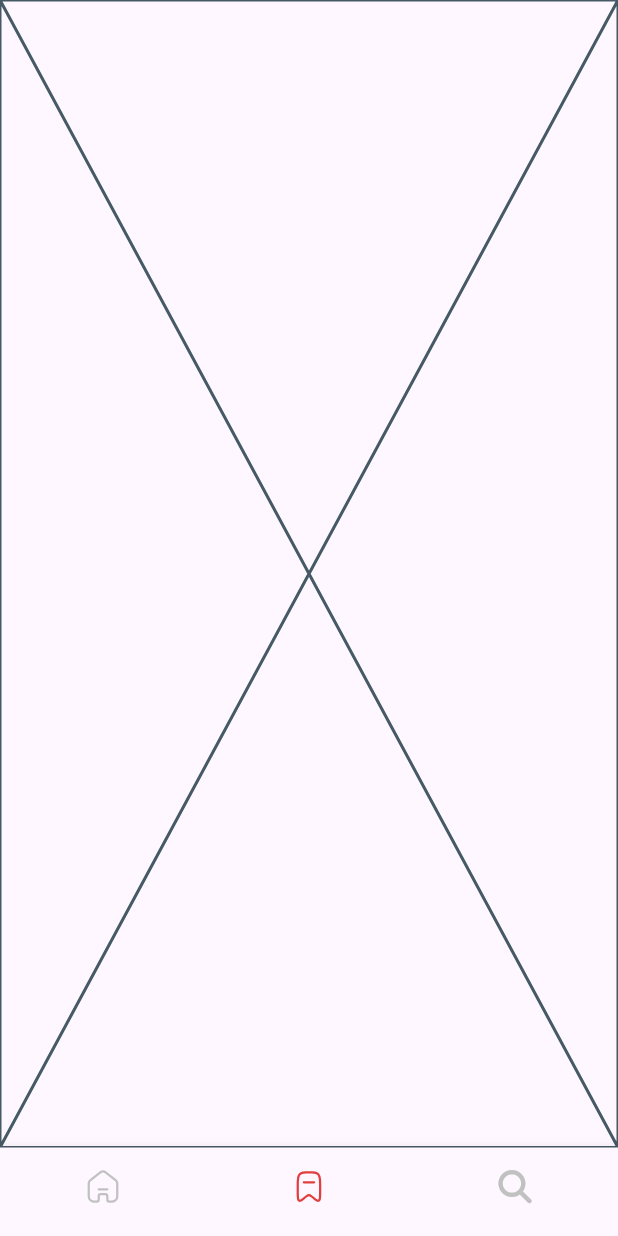
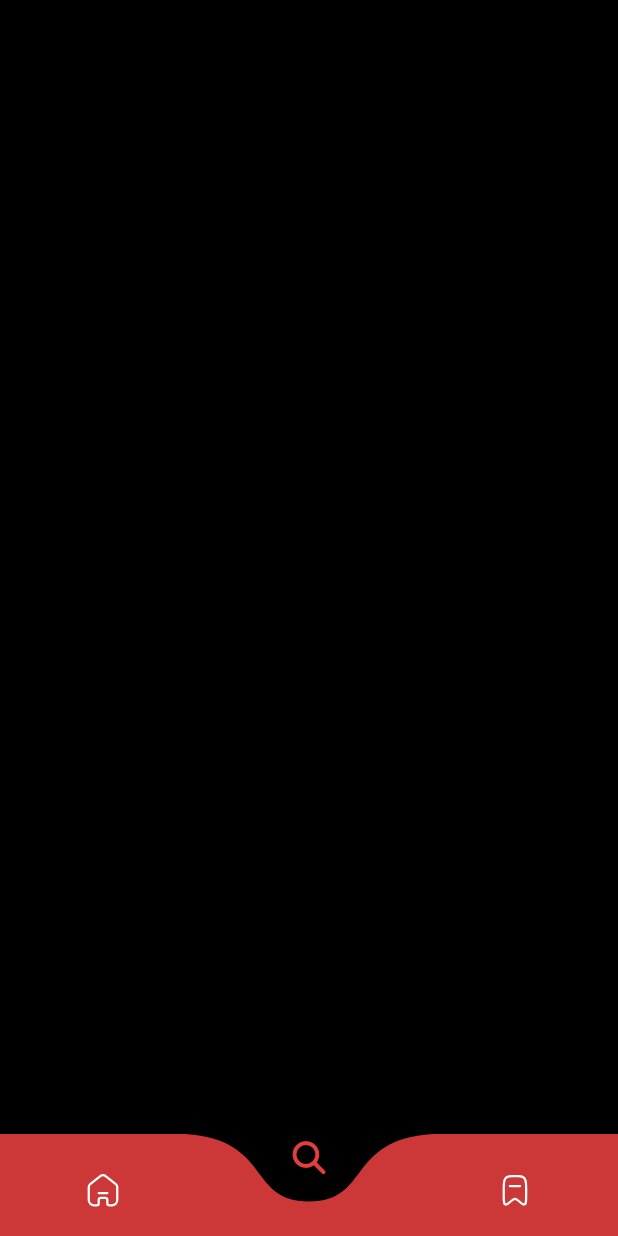
Before and after one commit to HazemAhmed677/reciply-app, a Flutter app: the screen it shows after launch, item 2 of the bottom bar chosen, on a phone screen of 412 x 824 dp. Run offline on Flutter 3.47's test engine with Material 3 defaults, Android fonts, the light colour scheme and no system bars; drawn by our look-alikes of curved_navigation_bar; our stand-ins replace device_preview, flutter_svg, font_awesome_flutter, go_router.

Commit message:
convert to curved bottom bar

```diff
--- a/lib/features/home/presentation/views/home_view.dart
+++ b/lib/features/home/presentation/views/home_view.dart
@@ -21,6 +21,7 @@ class _HomeViewState extends State<HomeView> {
   @override
   Widget build(BuildContext context) {
     return Scaffold(
+      extendBody: true,
       body: AnimatedSwitcher(
         duration: const Duration(
           milliseconds: 600,
@@ -33,6 +34,7 @@ class _HomeViewState extends State<HomeView> {
           currentIndex = index;
           setState(() {});
         },
-        ));
+      ),
+    );
   }
 }
--- a/lib/features/home/presentation/views/widgets/cusotm_bottom_navigation_bar.dart
+++ b/lib/features/home/presentation/views/widgets/cusotm_bottom_navigation_bar.dart
@@ -1,60 +1,62 @@
+import 'package:curved_navigation_bar/curved_navigation_bar.dart';
 import 'package:flutter/material.dart';
 import 'package:flutter_svg/svg.dart';
 import 'package:font_awesome_flutter/font_awesome_flutter.dart';
 import 'package:reciply/core/utils/app_colors.dart';
 
-class CusotmBottomNavigationBar extends StatelessWidget {
+class CusotmBottomNavigationBar extends StatefulWidget {
   const CusotmBottomNavigationBar(
       {super.key, required this.currentIndex, this.onTap});
   final int currentIndex;
   final Function(int)? onTap;
 
   @override
+  State<CusotmBottomNavigationBar> createState() =>
+      _CusotmBottomNavigationBarState();
+}
+
+class _CusotmBottomNavigationBarState extends State<CusotmBottomNavigationBar> {
+  GlobalKey<CurvedNavigationBarState> bottomNavigationKey = GlobalKey();
+
+  @override
   Widget build(BuildContext context) {
-    return BottomNavigationBar(
-      showSelectedLabels: false, // Hide labels for selected items
-      showUnselectedLabels: false,
-      currentIndex: currentIndex,
-      onTap: onTap,
+    return CurvedNavigationBar(
+      color: AppColors.e2Color.withOpacity(0.9),
+      height: 68,
+      key: bottomNavigationKey,
+      index: widget.currentIndex,
       items: [
-        BottomNavigationBarItem(
-          icon: AnimatedContainer(
-            duration: const Duration(seconds: 1),
-            child: SvgPicture.asset(
+        SvgPicture.asset(
           'assets/images/home.svg',
+          clipBehavior: Clip.none,
           colorFilter: ColorFilter.mode(
-                (currentIndex == 0) ? AppColors.e2Color : AppColors.c1Color,
+            (widget.currentIndex == 0) ? AppColors.e2Color : AppColors.white,
             BlendMode.srcIn,
           ),
         ),
+        Icon(
+          FontAwesomeIcons.magnifyingGlass,
+          color:
+              (widget.currentIndex == 1) ? AppColors.e2Color : AppColors.white,
+          size: 22,
         ),
-          label: '',
-        ),
-        BottomNavigationBarItem(
-          icon: AnimatedContainer(
-            duration: const Duration(seconds: 1),
-            child: SvgPicture.asset(
+        SvgPicture.asset(
           'assets/images/saved.svg',
+          clipBehavior: Clip.none,
           colorFilter: ColorFilter.mode(
-                  (currentIndex == 1) ? AppColors.e2Color : AppColors.c1Color,
-                  BlendMode.srcIn),
+            (widget.currentIndex == 2) ? AppColors.e2Color : AppColors.white,
+            BlendMode.srcIn,
           ),
         ),
-          label: '',
+      ],
+      buttonBackgroundColor: Colors.transparent,
+      backgroundColor: Colors.transparent,
+      animationCurve: Curves.easeInOut,
+      animationDuration: const Duration(
+        milliseconds: 500,
       ),
-        BottomNavigationBarItem(
-          icon: AnimatedContainer(
-            duration: const Duration(seconds: 1),
-            child: Icon(
-              FontAwesomeIcons.magnifyingGlass,
-              color:
-                  (currentIndex == 2) ? AppColors.e2Color : AppColors.c1Color,
-              size: 22,
-            ),
-          ),
-          label: '',
-        ),
-      ],
+      onTap: widget.onTap,
+      letIndexChange: (index) => true,
     );
   }
 }
--- a/lib/features/home/presentation/views/widgets/custom_text_field.dart
+++ b/lib/features/home/presentation/views/widgets/custom_text_field.dart
@@ -16,7 +16,8 @@ class _CustomTextFieldState extends State<CustomTextField> {
   String input = '';
   @override
   Widget build(BuildContext context) {
-    return TextField(
+    return Card(
+      child: TextField(
         clipBehavior: Clip.hardEdge,
         cursorColor: Colors.lightBlueAccent,
         style: AppStyles.regular14(context),
@@ -34,12 +35,12 @@ class _CustomTextFieldState extends State<CustomTextField> {
               color: AppColors.c1Color,
             ),
           ),
-        enabledBorder: const OutlineInputBorder(
-          borderRadius: BorderRadius.all(
+          enabledBorder: OutlineInputBorder(
+            borderRadius: const BorderRadius.all(
               Radius.circular(14),
             ),
             borderSide: BorderSide(
-            color: Colors.grey,
+              color: AppColors.c1Color,
             ),
           ),
           focusedBorder: const OutlineInputBorder(
@@ -51,6 +52,7 @@ class _CustomTextFieldState extends State<CustomTextField> {
             ),
           ),
         ),
+      ),
     );
   }
 }
--- a/lib/features/home/presentation/views/widgets/home_view_body.dart
+++ b/lib/features/home/presentation/views/widgets/home_view_body.dart
@@ -10,7 +10,8 @@ class HomeViewBody extends StatelessWidget {
   Widget build(BuildContext context) {
     return const SafeArea(
       child: CustomScrollView(
-        physics: BouncingScrollPhysics(),
+        clipBehavior: Clip.none,
+        physics: BouncingScrollPhysics(parent: AlwaysScrollableScrollPhysics()),
         slivers: [
           HomeTopSection(),
           FeaturedTrendingNow(),
--- a/lib/features/home/presentation/views/widgets/pupolar_dishes_list_view.dart
+++ b/lib/features/home/presentation/views/widgets/pupolar_dishes_list_view.dart
@@ -13,7 +13,7 @@ class PupolarDishesListView extends StatelessWidget {
         top: 76,
       ),
       child: SizedBox(
-        height: 198,
+        height: 204,
         child: ListView.builder(
           physics: const BouncingScrollPhysics(),
           clipBehavior: Clip.none,
--- a/lib/features/home/presentation/views/widgets/pupolar_stack.dart
+++ b/lib/features/home/presentation/views/widgets/pupolar_stack.dart
@@ -11,7 +11,8 @@ class PupolarDishStack extends StatelessWidget {
     return Stack(
       clipBehavior: Clip.none,
       children: [
-        Container(
+        Card(
+          child: Container(
             height: 188,
             width: 160,
             decoration: BoxDecoration(
@@ -19,6 +20,7 @@ class PupolarDishStack extends StatelessWidget {
               borderRadius: BorderRadius.circular(12),
             ),
             child: const PupolarContainerElements(),
+          ),
         ),
         const Positioned(
           top: -56,
--- a/lib/features/saved/presentation/views/saved_view.dart
+++ b/lib/features/saved/presentation/views/saved_view.dart
@@ -5,6 +5,9 @@ class SavedView extends StatelessWidget {
 
   @override
   Widget build(BuildContext context) {
-    return const Placeholder();
+    return Container(
+      height: MediaQuery.sizeOf(context).height,
+      color: Colors.black,
+    );
   }
 }
--- a/lib/features/search/presnetation/views/widgets/search_view_body.dart
+++ b/lib/features/search/presnetation/views/widgets/search_view_body.dart
@@ -5,6 +5,9 @@ class SearchViewBody extends StatelessWidget {
 
   @override
   Widget build(BuildContext context) {
-    return const Placeholder();
+    return Container(
+      height: MediaQuery.sizeOf(context).height,
+      color: Colors.black,
+    );
   }
 }
--- a/pubspec.yaml
+++ b/pubspec.yaml
@@ -29,6 +29,7 @@ environment:
 # versions available, run `flutter pub outdated`.
 dependencies:
   cupertino_icons: ^1.0.6
+  curved_navigation_bar: ^1.0.6
   device_preview: ^1.2.0
   flutter:
     sdk: flutter
```
Also changed, not shown: assets/images/home.svg, lib/features/home/presentation/views/widgets/save_mark.dart (added), pubspec.lock. Lines whose indentation alone changed are shown as unchanged.
